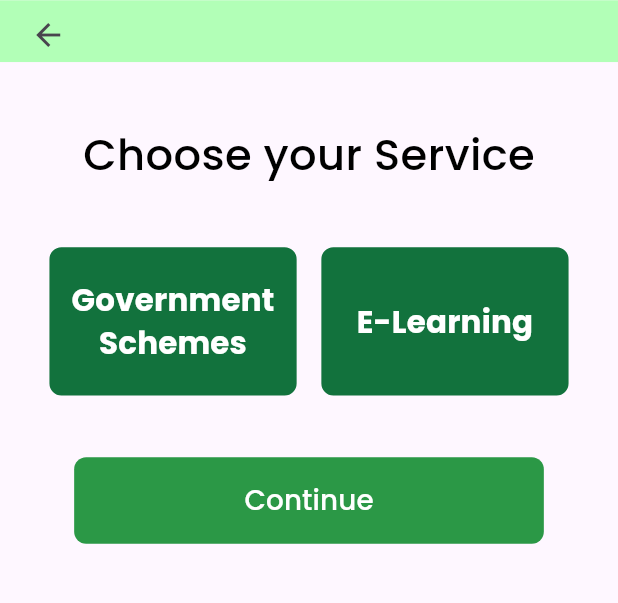
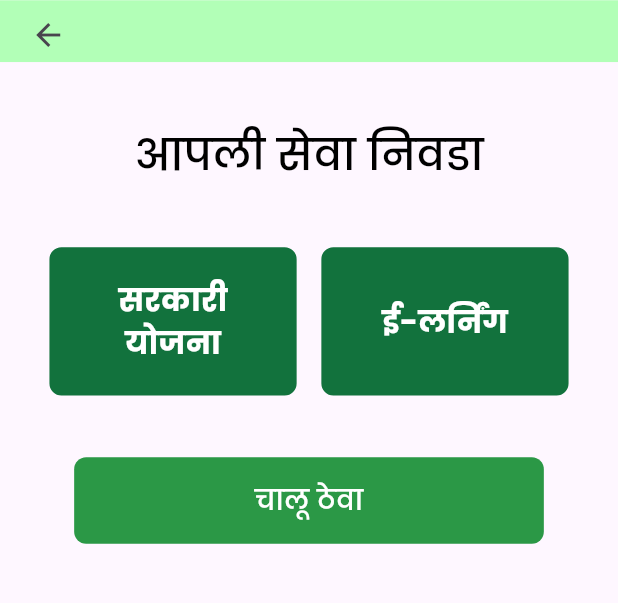
Before and after one commit to Mohanish-25/farmers_app, a Flutter app: the SignInMarathi screen opened directly, after a tap on "स्किप", on a phone screen of 412 x 824 dp, the part 132-735 px from its top. Run offline on Flutter 3.47's test engine with Material 3 defaults, Android fonts, the light colour scheme and no system bars; our stand-ins replace fluttertoast; network calls fail; Roboto replaces fonts that are missing (Poppins-SemiBold).

Commit message:
completed with service marathi screen

```diff
--- /dev/null
+++ b/lib/Screens/listings_mar.dart
@@ -0,0 +1,10 @@
+import 'package:flutter/material.dart';
+
+class ListingsMarathiScreen extends StatelessWidget {
+  const ListingsMarathiScreen({super.key});
+
+  @override
+  Widget build(BuildContext context) {
+    return const Placeholder();
+  }
+}
--- a/lib/Screens/service_marathi.dart
+++ b/lib/Screens/service_marathi.dart
@@ -0,0 +1,180 @@
+import 'package:farmers_app/Componets/header.dart';
+import 'package:farmers_app/Screens/listings_mar.dart';
+import 'package:flutter/material.dart';
+
+class ServiceMarathiScreen extends StatelessWidget {
+  final Function()? onContinue;
+  final Function()? onBackPress;
+  final bool isGovernmentSchemeSelected;
+  final bool isELearningSelected;
+  final Function(bool)? onGovernmentSchemeSelect;
+  final Function(bool)? onELearningSelect;
+
+  const ServiceMarathiScreen({
+    super.key,
+    this.onContinue,
+    this.onBackPress,
+    this.isGovernmentSchemeSelected = false,
+    this.isELearningSelected = false,
+    this.onGovernmentSchemeSelect,
+    this.onELearningSelect,
+  });
+
+  @override
+  Widget build(BuildContext context) {
+    final screenWidth = MediaQuery.of(context).size.width;
+    final screenHeight = MediaQuery.of(context).size.height;
+
+    return Scaffold(
+      body: Column(
+        children: [
+          const Header(),
+
+          // Top Green Bar
+          Container(
+            color: const Color(0xFFB2FFB7),
+            padding: EdgeInsets.symmetric(
+              horizontal: screenWidth * 0.02,
+              vertical: screenHeight * 0.004,
+            ),
+            height: screenHeight * 0.05,
+            child: Row(
+              crossAxisAlignment: CrossAxisAlignment.center,
+              children: [
+                IconButton(
+                  icon: const Icon(Icons.arrow_back),
+                  onPressed: () {
+                    Navigator.pop(context);
+                  },
+                ),
+              ],
+            ),
+          ),
+
+          // Choose Service Text
+          Padding(
+            padding: EdgeInsets.only(top: screenHeight * 0.05),
+            child: Text(
+              'आपली सेवा निवडा',
+              style: TextStyle(
+                fontFamily: 'Poppins',
+                fontSize: screenWidth * 0.07,
+                fontWeight: FontWeight.w500,
+                color: Colors.black,
+              ),
+            ),
+          ),
+
+          // Service Options
+          Padding(
+            padding: EdgeInsets.symmetric(
+              horizontal: screenWidth * 0.08,
+              vertical: screenHeight * 0.05,
+            ),
+            child: Row(
+              mainAxisAlignment: MainAxisAlignment.spaceBetween,
+              children: [
+                _buildServiceButton(
+                  context,
+                  'सरकारी\nयोजना',
+                  isGovernmentSchemeSelected,
+                  (isSelected) {
+                    if (isSelected) {
+                      Navigator.push(
+                        context,
+                        MaterialPageRoute(
+                          builder: (context) => const ListingsMarathiScreen(),
+                        ),
+                      );
+                    }
+                    onGovernmentSchemeSelect?.call(isSelected);
+                  },
+                ),
+                _buildServiceButton(
+                  context,
+                  'ई-लर्निंग',
+                  isELearningSelected,
+                  onELearningSelect,
+                ),
+              ],
+            ),
+          ),
+
+          // Continue Button
+          Padding(
+            padding: EdgeInsets.symmetric(horizontal: screenWidth * 0.12),
+            child: SizedBox(
+              width: double.infinity,
+              height: screenHeight * 0.07,
+              child: ElevatedButton(
+                onPressed: onContinue,
+                style: ButtonStyle(
+                  backgroundColor:
+                      MaterialStateProperty.all<Color>(const Color(0xFF2B9846)),
+                  shape: MaterialStateProperty.all<RoundedRectangleBorder>(
+                    RoundedRectangleBorder(
+                      borderRadius: BorderRadius.circular(8),
+                    ),
+                  ),
+                ),
+                child: Text(
+                  'चालू ठेवा',
+                  style: TextStyle(
+                    fontFamily: 'Poppins',
+                    fontSize: screenWidth * 0.045,
+                    fontWeight: FontWeight.w500,
+                    color: Colors.white,
+                  ),
+                ),
+              ),
+            ),
+          ),
+        ],
+      ),
+    );
+  }
+
+  Widget _buildServiceButton(
+    BuildContext context,
+    String text,
+    bool isSelected,
+    Function(bool)? onSelect,
+  ) {
+    final screenWidth = MediaQuery.of(context).size.width;
+    final screenHeight = MediaQuery.of(context).size.height;
+
+    return GestureDetector(
+      onTap: () => onSelect?.call(!isSelected),
+      child: Container(
+        width: screenWidth * 0.4,
+        height: screenHeight * 0.12,
+        padding: EdgeInsets.symmetric(
+          horizontal: screenWidth * 0.02,
+          vertical: screenHeight * 0.01,
+        ),
+        decoration: BoxDecoration(
+          color: const Color(0xFF12723D),
+          borderRadius: BorderRadius.circular(8),
+          border: Border.all(
+            color: const Color(0xFF12723D),
+            width: 2,
+          ),
+        ),
+        child: Center(
+          child: Text(
+            text,
+            textAlign: TextAlign.center,
+            style: TextStyle(
+              fontFamily: 'Poppins',
+              fontSize: screenWidth * 0.05,
+              fontWeight: FontWeight.w700,
+              color: Colors.white,
+              letterSpacing: 0.15,
+              height: 1.4,
+            ),
+          ),
+        ),
+      ),
+    );
+  }
+}
--- a/lib/Screens/signin_mar.dart
+++ b/lib/Screens/signin_mar.dart
@@ -2,7 +2,7 @@ import 'package:farmers_app/Componets/header.dart';
 import 'package:farmers_app/Componets/illustration_section.dart';
 import 'package:farmers_app/Componets/sign_in_form_mar.dart';
 import 'package:farmers_app/Componets/skip_button_mar.dart';
-import 'package:farmers_app/Screens/Service_english.dart';
+import 'package:farmers_app/Screens/service_marathi.dart';
 import 'package:flutter/material.dart';
 import 'package:fluttertoast/fluttertoast.dart';
 
@@ -36,7 +36,7 @@ class SignInMarathi extends StatelessWidget {
                             context,
                             MaterialPageRoute(
                                 builder: (context) =>
-                                    const ServiceEnglishScreen()),
+                                    const ServiceMarathiScreen()),
                           );
                         },
                       ),
```
